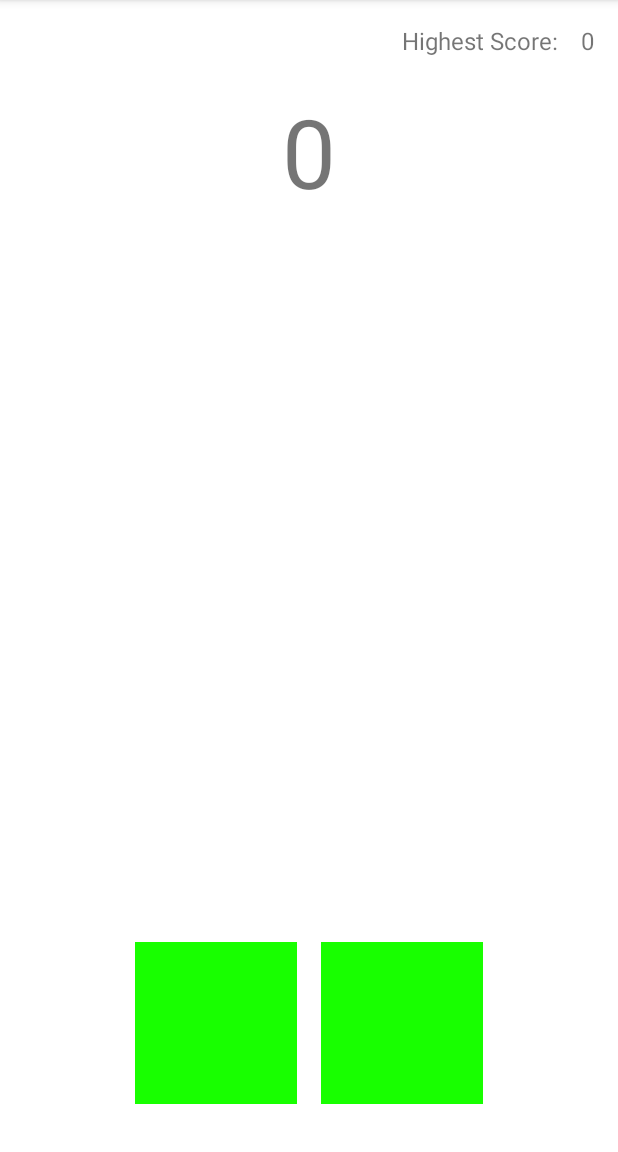
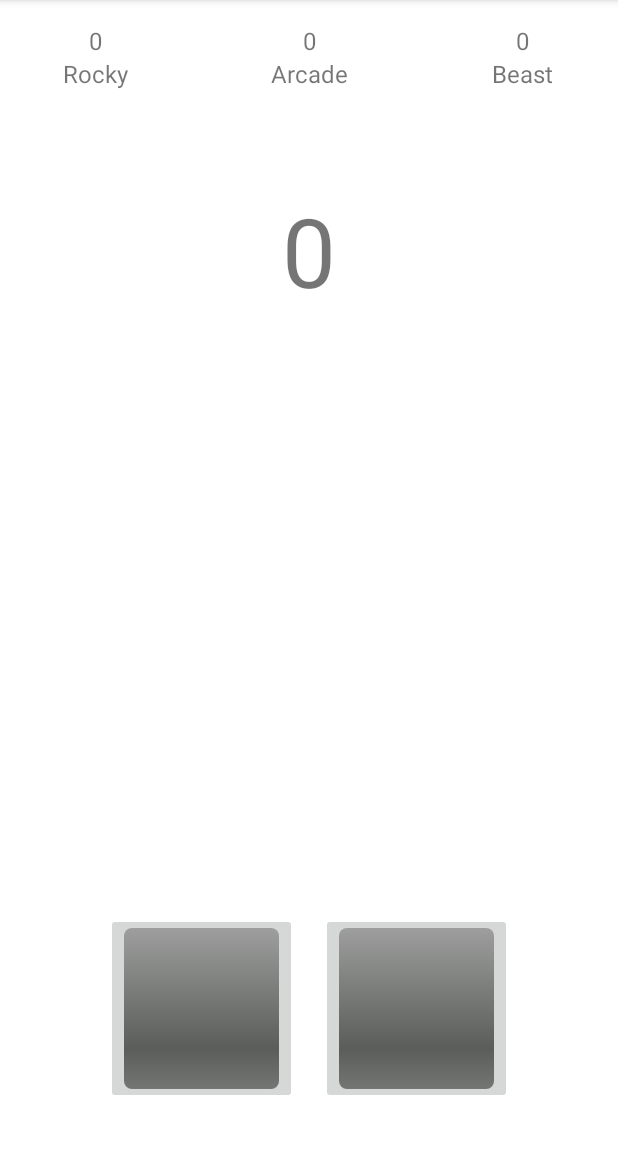
Before and after one commit to fwhyn/TapTap, an Android app: the screen it shows after launch (HomeActivity), on a phone screen of 412 x 824 dp, the part 84-1236 px from its top. Run offline under Robolectric (Android 15) with nearby library versions, the phone set to English and light mode, and no system bars.

Commit message:
#4 add tap tap type
add beast, arcade, rocky score and refactoring

```diff
--- a/taptap/src/main/java/com/fwhyn/taptap/home/data/Common.kt
+++ b/taptap/src/main/java/com/fwhyn/taptap/common/Common.kt
@@ -1,4 +1,4 @@
-package com.fwhyn.taptap.home.data
+package com.fwhyn.taptap.common
 
 import android.content.Context
 import android.content.SharedPreferences
--- a/taptap/src/main/java/com/fwhyn/taptap/home/data/MyData.kt
+++ b/taptap/src/main/java/com/fwhyn/taptap/home/data/MyData.kt
@@ -2,7 +2,7 @@ package com.fwhyn.taptap.home.data
 
 object MyData {
     var score: Int = 0
-    var highestScore: Int = 0
+    var arcadeScore: Int = 0
         get() {
             return if (score > field) {
                 field = score
--- a/taptap/src/main/java/com/fwhyn/taptap/home/data/MyViewModel.kt
+++ b/taptap/src/main/java/com/fwhyn/taptap/home/data/MyViewModel.kt
@@ -5,6 +5,6 @@ import androidx.lifecycle.ViewModel
 
 class MyViewModel : ViewModel() {
     val score: MutableLiveData<Int> = MutableLiveData(0)
-    val highestScore: MutableLiveData<Int> = MutableLiveData(0)
-    var highestScoreUpdated: Boolean = false
+    val arcadeScore: MutableLiveData<Int> = MutableLiveData(0)
+    var arcadeScoreUpdated: Boolean = false
 }
--- a/taptap/src/main/java/com/fwhyn/taptap/home/ui/HomeActivity.kt
+++ b/taptap/src/main/java/com/fwhyn/taptap/home/ui/HomeActivity.kt
@@ -2,12 +2,13 @@ package com.fwhyn.taptap.home.ui
 
 import android.os.Bundle
 import android.util.Log
+import android.widget.ImageButton
 import android.widget.ImageView
 import android.widget.TextView
 import androidx.appcompat.app.AppCompatActivity
 import androidx.lifecycle.ViewModelProvider
 import com.fwhyn.taptap.R
-import com.fwhyn.taptap.home.data.Common
+import com.fwhyn.taptap.common.Common
 import com.fwhyn.taptap.home.data.MyData
 import com.fwhyn.taptap.home.data.MyViewModel
 
@@ -15,7 +16,7 @@ class HomeActivity : AppCompatActivity() {
     private lateinit var viewModel: MyViewModel
 
     private lateinit var mScoreText: TextView
-    private lateinit var mHighestScoreText: TextView
+    private lateinit var mArcadeScoreText: TextView
 
     override fun onCreate(savedInstanceState: Bundle?) {
         super.onCreate(savedInstanceState)
@@ -28,10 +29,10 @@ class HomeActivity : AppCompatActivity() {
         super.onWindowFocusChanged(hasFocus)
 
         with(viewModel) {
-            if (highestScoreUpdated) {
-                Common.saveHighestScore(applicationContext, MyData.highestScore)
+            if (arcadeScoreUpdated) {
+                Common.saveHighestScore(applicationContext, MyData.arcadeScore)
                 Log.d(Common.TAG, "saveHighestScore")
-                highestScoreUpdated = false
+                arcadeScoreUpdated = false
             }
         }
     }
@@ -42,42 +43,46 @@ class HomeActivity : AppCompatActivity() {
     }
 
     private fun initData(savedInstanceState: Bundle?) {
+        // view model
         viewModel = ViewModelProvider(this).get(MyViewModel::class.java)
 
         with(viewModel) {
             score.observe(this@HomeActivity) { value ->
                 mScoreText.text = value.toString()
-                if (value > highestScore.value!!) {
-                    highestScore.value = value
-                    highestScoreUpdated = true
+                if (value > arcadeScore.value!!) {
+                    arcadeScore.value = value
+                    arcadeScoreUpdated = true
                 }
             }
-            highestScore.observe(this@HomeActivity) { value ->
-                mHighestScoreText.text = value.toString()
+            arcadeScore.observe(this@HomeActivity) { value ->
+                mArcadeScoreText.text = value.toString()
             }
         }
 
+        // data
         if (savedInstanceState == null) {
             with(MyData) {
-                highestScore = Common.getSavedHighestScore(applicationContext)
+                arcadeScore = Common.getSavedHighestScore(applicationContext)
                 Log.d(Common.TAG, "getSavedHighestScore")
-                viewModel.highestScore.value = highestScore
+                viewModel.arcadeScore.value = arcadeScore
             }
         }
 
     }
 
     private fun initView() {
+        // text view
         mScoreText = findViewById(R.id.score)
-        mHighestScoreText = findViewById(R.id.highest_score)
+        mArcadeScoreText = findViewById(R.id.beast_score)
 
-        val button1 = findViewById<ImageView>(R.id.tap_button1)
+        // button
+        val button1 = findViewById<ImageButton>(R.id.tap1)
         button1.setOnClickListener {
             MyData.score++
             viewModel.score.value = MyData.score
         }
 
-        val button2 = findViewById<ImageView>(R.id.tap_button2)
+        val button2 = findViewById<ImageButton>(R.id.tap2)
         button2.setOnClickListener {
             MyData.score++
             viewModel.score.value = MyData.score
--- a/taptap/src/main/res/drawable/ic_default_background.xml
+++ b/taptap/src/main/res/drawable/ic_default_background.xml
@@ -5,6 +5,6 @@
     android:viewportWidth="108"
     android:viewportHeight="108">
     <path
-        android:fillColor="#18FF00"
+        android:fillColor="#225C09"
         android:pathData="M0,0h108v108h-108z" />
 </vector>
--- a/taptap/src/main/res/layout/activity_home.xml
+++ b/taptap/src/main/res/layout/activity_home.xml
@@ -4,43 +4,19 @@
     android:layout_width="match_parent"
     android:layout_height="match_parent">
 
-    <TextView
-        android:id="@+id/highest_score"
-        android:layout_width="wrap_content"
-        android:layout_height="wrap_content"
-        android:layout_marginTop="@dimen/default_margin"
-        android:layout_marginEnd="@dimen/default_margin"
-        android:text="@string/zero"
-        android:textAlignment="center"
-        android:textSize="@dimen/std_text_size"
-        app:layout_constraintRight_toRightOf="parent"
-        app:layout_constraintTop_toTopOf="parent" />
-
-    <TextView
-        android:id="@+id/highest_score_label"
-        android:layout_width="wrap_content"
-        android:layout_height="wrap_content"
-        android:layout_marginTop="@dimen/default_margin"
-        android:layout_marginEnd="@dimen/default_margin"
-        android:text="@string/highest_score"
-        android:textAlignment="center"
-        android:textSize="@dimen/std_text_size"
-        app:layout_constraintBottom_toBottomOf="@+id/highest_score"
-        app:layout_constraintEnd_toStartOf="@+id/highest_score"
-        app:layout_constraintTop_toTopOf="parent" />
 
     <TextView
         android:id="@+id/score"
         android:layout_width="match_parent"
         android:layout_height="wrap_content"
-        android:layout_marginTop="20dp"
+        android:layout_marginTop="@dimen/long_margin"
         android:text="@string/zero"
         android:textAlignment="center"
         android:textSize="@dimen/large_text_size"
-        app:layout_constraintHorizontal_bias="0.0"
+        app:layout_constraintHorizontal_bias="1.0"
         app:layout_constraintLeft_toLeftOf="parent"
         app:layout_constraintRight_toRightOf="parent"
-        app:layout_constraintTop_toBottomOf="@+id/highest_score" />
+        app:layout_constraintTop_toBottomOf="@+id/arcade_layout" />
 
     <androidx.constraintlayout.widget.ConstraintLayout
         android:layout_width="wrap_content"
@@ -50,29 +26,108 @@
         app:layout_constraintEnd_toEndOf="parent"
         app:layout_constraintStart_toStartOf="parent">
 
-        <ImageView
-            android:id="@+id/tap_button1"
-            android:layout_width="wrap_content"
-            android:layout_height="wrap_content"
+        <ImageButton
+            android:id="@+id/tap1"
+            android:layout_width="@dimen/default_width"
+            android:layout_height="@dimen/default_height"
             android:layout_marginStart="@dimen/default_margin"
             android:layout_marginBottom="@dimen/default_margin"
-            android:contentDescription="@string/tap_button1"
+            android:contentDescription="@string/tap1"
             app:layout_constraintBottom_toBottomOf="parent"
             app:layout_constraintStart_toStartOf="parent"
-            app:srcCompat="@drawable/ic_default_background" />
+            app:srcCompat="@android:drawable/progress_horizontal" />
 
-        <ImageView
-            android:id="@+id/tap_button2"
-            android:layout_width="wrap_content"
-            android:layout_height="wrap_content"
+        <ImageButton
+            android:id="@+id/tap2"
+            android:layout_width="@dimen/default_width"
+            android:layout_height="@dimen/default_height"
             android:layout_marginStart="@dimen/default_margin"
             android:layout_marginEnd="@dimen/default_margin"
-            android:contentDescription="@string/tap_button2"
-            app:layout_constraintBottom_toBottomOf="@+id/tap_button1"
+            android:contentDescription="@string/tap2"
+            app:layout_constraintBottom_toBottomOf="@+id/tap1"
             app:layout_constraintEnd_toEndOf="parent"
-            app:layout_constraintStart_toEndOf="@+id/tap_button1"
-            app:layout_constraintTop_toTopOf="@+id/tap_button1"
-            app:srcCompat="@drawable/ic_default_background" />
+            app:layout_constraintStart_toEndOf="@+id/tap1"
+            app:layout_constraintTop_toTopOf="@+id/tap1"
+            app:srcCompat="@android:drawable/progress_horizontal" />
     </androidx.constraintlayout.widget.ConstraintLayout>
 
+    <LinearLayout
+        android:id="@+id/rocky_layou"
+        android:layout_width="@dimen/default_width"
+        android:layout_height="wrap_content"
+        android:orientation="vertical"
+        app:layout_constraintBottom_toBottomOf="@+id/arcade_layout"
+        app:layout_constraintStart_toStartOf="parent"
+        app:layout_constraintTop_toTopOf="@+id/arcade_layout">
+
+        <TextView
+            android:id="@+id/rocky_score"
+            android:layout_width="match_parent"
+            android:layout_height="wrap_content"
+            android:text="@string/zero"
+            android:textAlignment="center"
+            android:textSize="@dimen/std_text_size" />
+
+        <TextView
+            android:id="@+id/rocky_score_label"
+            android:layout_width="match_parent"
+            android:layout_height="wrap_content"
+            android:text="@string/tap_rocky"
+            android:textAlignment="center"
+            android:textSize="@dimen/std_text_size" />
+    </LinearLayout>
+
+    <LinearLayout
+        android:id="@+id/arcade_layout"
+        android:layout_width="0dp"
+        android:layout_height="wrap_content"
+        android:layout_marginTop="@dimen/default_top_margin"
+        android:orientation="vertical"
+        app:layout_constraintEnd_toStartOf="@+id/beast_layout"
+        app:layout_constraintStart_toEndOf="@+id/rocky_layou"
+        app:layout_constraintTop_toTopOf="parent">
+
+        <TextView
+            android:id="@+id/arcade_score"
+            android:layout_width="match_parent"
+            android:layout_height="wrap_content"
+            android:text="@string/zero"
+            android:textAlignment="center"
+            android:textSize="@dimen/std_text_size" />
+
+        <TextView
+            android:id="@+id/arcade_score_label"
+            android:layout_width="match_parent"
+            android:layout_height="wrap_content"
+            android:text="@string/tap_arcade_label"
+            android:textAlignment="center"
+            android:textSize="@dimen/std_text_size" />
+    </LinearLayout>
+
+    <LinearLayout
+        android:id="@+id/beast_layout"
+        android:layout_width="@dimen/default_width"
+        android:layout_height="wrap_content"
+        android:orientation="vertical"
+        app:layout_constraintBottom_toBottomOf="@+id/arcade_layout"
+        app:layout_constraintEnd_toEndOf="parent"
+        app:layout_constraintTop_toTopOf="@+id/arcade_layout">
+
+        <TextView
+            android:id="@+id/beast_score"
+            android:layout_width="match_parent"
+            android:layout_height="wrap_content"
+            android:text="@string/zero"
+            android:textAlignment="center"
+            android:textSize="@dimen/std_text_size" />
+
+        <TextView
+            android:id="@+id/beast_score_label"
+            android:layout_width="match_parent"
+            android:layout_height="wrap_content"
+            android:text="@string/tap_beast"
+            android:textAlignment="center"
+            android:textSize="@dimen/std_text_size" />
+    </LinearLayout>
+
 </androidx.constraintlayout.widget.ConstraintLayout>
--- a/taptap/src/main/res/values/dimens.xml
+++ b/taptap/src/main/res/values/dimens.xml
@@ -5,6 +5,9 @@
     <dimen name="default_bottom_margin">16dp</dimen>
     <dimen name="default_top_margin">16dp</dimen>
     <dimen name="default_margin">16dp</dimen>
+    <dimen name="long_margin">64dp</dimen>
     <dimen name="std_text_size">16sp</dimen>
     <dimen name="large_text_size">64sp</dimen>
+    <dimen name="default_width">127dp</dimen>
+    <dimen name="default_height">127dp</dimen>
 </resources>
--- a/taptap/src/main/res/values/strings.xml
+++ b/taptap/src/main/res/values/strings.xml
@@ -1,9 +1,11 @@
 <resources>
     <string name="app_name">TapTap</string>
-    <string name="tap_button1">tap button 1</string>
-    <string name="tap_button2">tap button 2</string>
+    <string name="tap1">tap 1</string>
+    <string name="tap2">tap 2</string>
     <string name="zero">0</string>
-    <string name="highest_score">Highest Score:</string>
+    <string name="tap_arcade_label">Arcade</string>
     <string name="preference_data_key">key_data</string>
     <string name="highest_score_key">highest_score_key</string>
+    <string name="tap_beast">Beast</string>
+    <string name="tap_rocky">Rocky</string>
 </resources>
```
